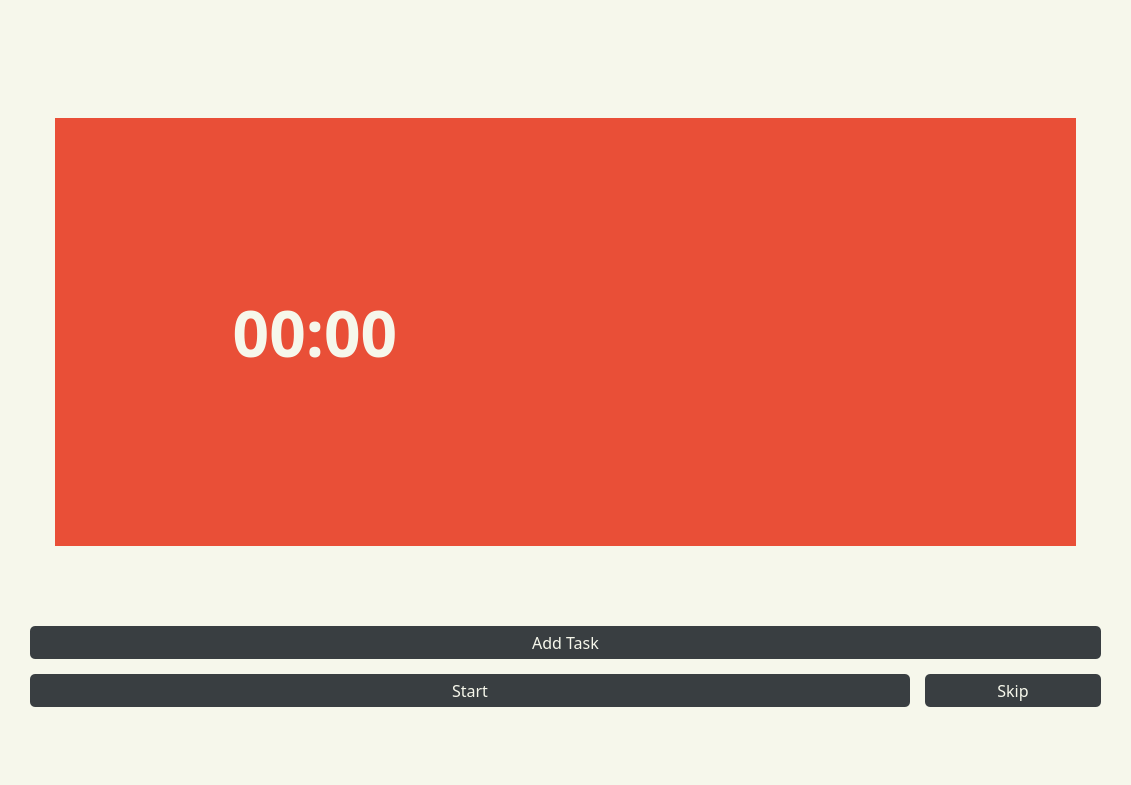
First picture: the form in PomoPeak/ui/pomopeak.ui, repository TheVipek/PomoPeak, before the edit.
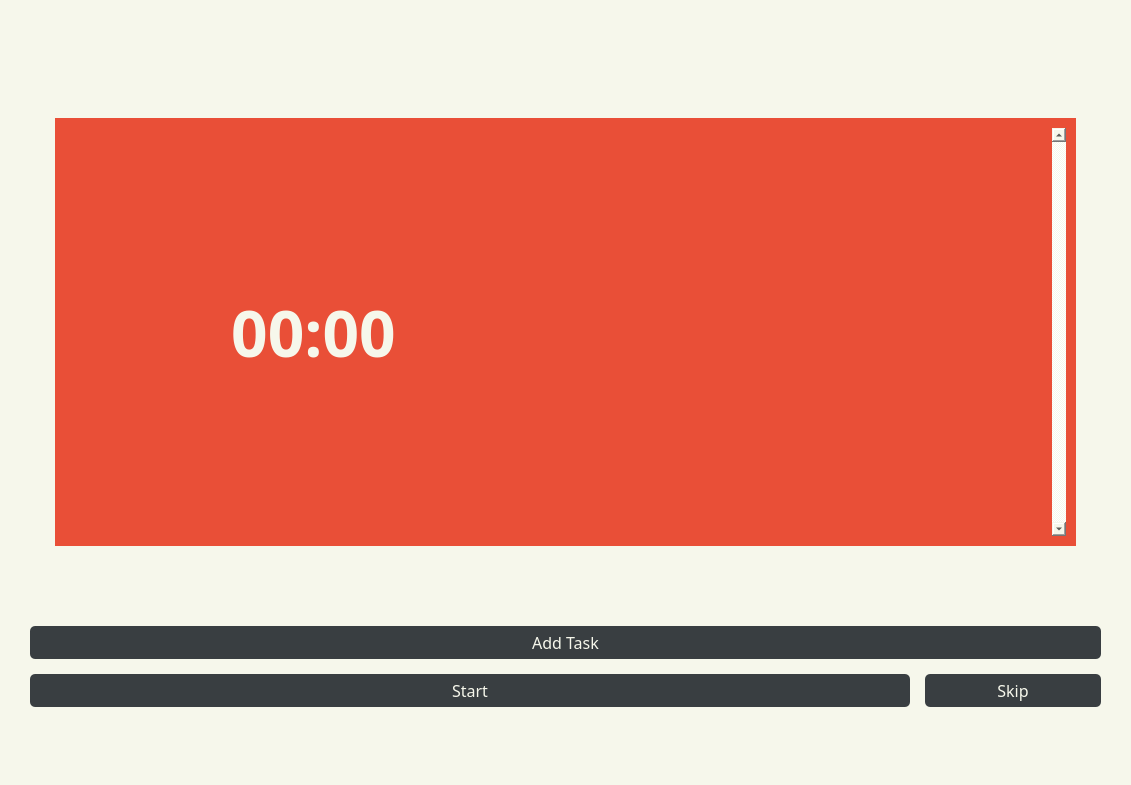
Second picture: the form after the edit. Icons and pictures are not drawn.

```diff
--- a/PomoPeak/ui/pomopeak.ui
+++ b/PomoPeak/ui/pomopeak.ui
@@ -329,7 +329,78 @@
                   </layout>
                  </item>
                  <item>
-                  <layout class="QVBoxLayout" name="tasksLayoutList"/>
+                  <layout class="QVBoxLayout" name="tasksLayoutList">
+                   <item>
+                    <widget class="QScrollArea" name="taskLayoutListScrollArea">
+                     <property name="sizePolicy">
+                      <sizepolicy hsizetype="Preferred" vsizetype="Preferred">
+                       <horstretch>0</horstretch>
+                       <verstretch>0</verstretch>
+                      </sizepolicy>
+                     </property>
+                     <property name="autoFillBackground">
+                      <bool>false</bool>
+                     </property>
+                     <property name="styleSheet">
+                      <string notr="true">background-color: transparent;</string>
+                     </property>
+                     <property name="frameShape">
+                      <enum>QFrame::StyledPanel</enum>
+                     </property>
+                     <property name="frameShadow">
+                      <enum>QFrame::Sunken</enum>
+                     </property>
+                     <property name="lineWidth">
+                      <number>1</number>
+                     </property>
+                     <property name="midLineWidth">
+                      <number>0</number>
+                     </property>
+                     <property name="verticalScrollBarPolicy">
+                      <enum>Qt::ScrollBarAlwaysOn</enum>
+                     </property>
+                     <property name="horizontalScrollBarPolicy">
+                      <enum>Qt::ScrollBarAlwaysOff</enum>
+                     </property>
+                     <property name="sizeAdjustPolicy">
+                      <enum>QAbstractScrollArea::AdjustToContents</enum>
+                     </property>
+                     <property name="widgetResizable">
+                      <bool>true</bool>
+                     </property>
+                     <property name="alignment">
+                      <set>Qt::AlignCenter</set>
+                     </property>
+                     <widget class="QWidget" name="taskLayoutListScrollAreaContent">
+                      <property name="geometry">
+                       <rect>
+                        <x>0</x>
+                        <y>0</y>
+                        <width>479</width>
+                        <height>372</height>
+                       </rect>
+                      </property>
+                      <property name="sizePolicy">
+                       <sizepolicy hsizetype="Preferred" vsizetype="Preferred">
+                        <horstretch>0</horstretch>
+                        <verstretch>0</verstretch>
+                       </sizepolicy>
+                      </property>
+                      <property name="statusTip">
+                       <string/>
+                      </property>
+                      <layout class="QVBoxLayout" name="verticalLayout_2">
+                       <property name="spacing">
+                        <number>25</number>
+                       </property>
+                       <property name="sizeConstraint">
+                        <enum>QLayout::SetDefaultConstraint</enum>
+                       </property>
+                      </layout>
+                     </widget>
+                    </widget>
+                   </item>
+                  </layout>
                  </item>
                 </layout>
                </item>
```
